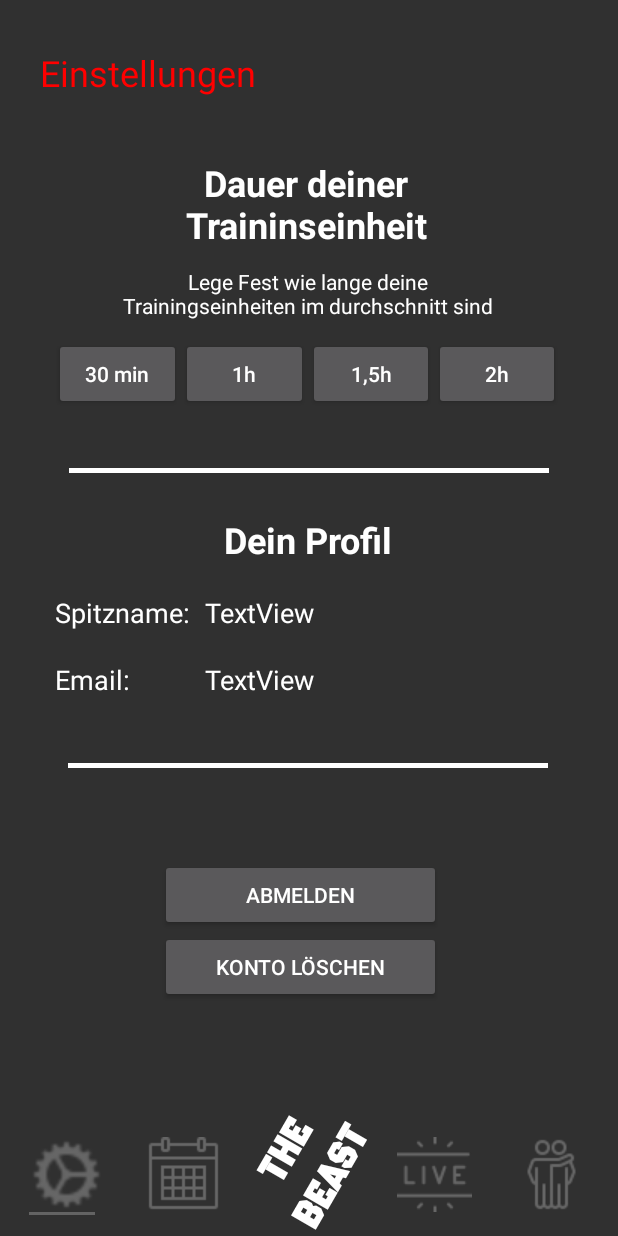
After one commit to TKtheBEAST/TheBEAST, an Android app: the Einstellungen screen opened directly, with no data from a screen before it, on a phone screen of 412 x 824 dp. The commit adds this screen. Run offline under Robolectric (Android 15) with nearby library versions, the phone set to English and light mode, and no system bars.

Commit message:
Frontend Hauptmenu

```diff
--- a/app/src/main/AndroidManifest.xml
+++ b/app/src/main/AndroidManifest.xml
@@ -9,6 +9,8 @@
         android:roundIcon="@mipmap/ic_launcher_round"
         android:supportsRtl="true"
         android:theme="@style/Theme.AppCompat.NoActionBar">
+        <activity android:name=".Einstellungen"></activity>
+        <activity android:name=".Kalender" />
         <activity android:name=".MainActivity">
             <intent-filter>
                 <action android:name="android.intent.action.MAIN" />
--- /dev/null
+++ b/app/src/main/java/com/example/thebeast/Einstellungen.java
@@ -0,0 +1,14 @@
+package com.example.thebeast;
+
+import androidx.appcompat.app.AppCompatActivity;
+
+import android.os.Bundle;
+
+public class Einstellungen extends AppCompatActivity {
+
+    @Override
+    protected void onCreate(Bundle savedInstanceState) {
+        super.onCreate(savedInstanceState);
+        setContentView(R.layout.activity_einstellungen);
+    }
+}
--- /dev/null
+++ b/app/src/main/res/layout/activity_einstellungen.xml
@@ -0,0 +1,376 @@
+<?xml version="1.0" encoding="utf-8"?>
+<androidx.constraintlayout.widget.ConstraintLayout xmlns:android="http://schemas.android.com/apk/res/android"
+    xmlns:app="http://schemas.android.com/apk/res-auto"
+    xmlns:tools="http://schemas.android.com/tools"
+    android:layout_width="match_parent"
+    android:layout_height="match_parent"
+    tools:context=".Einstellungen">
+
+    <Button
+        android:id="@+id/homButton"
+        android:layout_width="116dp"
+        android:layout_height="87dp"
+        android:layout_marginStart="-5dp"
+        android:layout_marginLeft="-5dp"
+        android:layout_marginEnd="-5dp"
+        android:layout_marginRight="-5dp"
+        android:layout_marginBottom="4dp"
+        android:background="@android:color/transparent"
+        android:ellipsize="none"
+        android:fadingEdge="none"
+        android:fontFamily="@font/black_ops_one"
+        android:insetTop="0dp"
+        android:insetBottom="0dp"
+        android:maxLines="2"
+        android:minLines="2"
+        android:rotation="-60"
+        android:scaleX="0.75"
+        android:padding="0dp"
+        android:paddingLeft="0dp"
+        android:paddingTop="0dp"
+        android:paddingRight="0dp"
+        android:paddingBottom="0dp"
+        android:text="THE BEAST"
+        android:textAllCaps="true"
+        android:textSize="28dp"
+        android:textStyle="bold"
+        android:typeface="normal"
+        app:iconPadding="1dp"
+        app:layout_constraintBottom_toBottomOf="parent"
+        app:layout_constraintEnd_toStartOf="@+id/liveButton"
+        app:layout_constraintStart_toEndOf="@+id/kalenderButton"
+        app:layout_constraintTop_toBottomOf="@+id/textView3"
+        app:layout_constraintVertical_bias="1.0" />
+
+    <ImageButton
+        android:id="@+id/kalenderButton"
+        android:layout_width="50dp"
+        android:layout_height="50dp"
+        android:layout_marginStart="8dp"
+        android:layout_marginLeft="8dp"
+        android:layout_marginTop="125dp"
+        android:layout_marginEnd="-5dp"
+        android:layout_marginRight="-5dp"
+        android:layout_marginBottom="16dp"
+        android:background="@android:color/transparent"
+        app:layout_constraintBottom_toBottomOf="parent"
+        app:layout_constraintEnd_toStartOf="@+id/homButton"
+        app:layout_constraintHorizontal_bias="1.0"
+        app:layout_constraintStart_toEndOf="@+id/einstellungenButton"
+        app:layout_constraintTop_toBottomOf="@+id/textView3"
+        app:layout_constraintVertical_bias="1.0"
+        app:srcCompat="@drawable/kalender3" />
+
+    <ImageButton
+        android:id="@+id/einstellungenButton"
+        android:layout_width="50dp"
+        android:layout_height="50dp"
+        android:layout_marginStart="8dp"
+        android:layout_marginLeft="8dp"
+        android:layout_marginTop="125dp"
+        android:layout_marginEnd="8dp"
+        android:layout_marginRight="8dp"
+        android:layout_marginBottom="16dp"
+        android:background="@android:color/transparent"
+        android:scaleType="fitCenter"
+        app:layout_constraintBottom_toBottomOf="parent"
+        app:layout_constraintEnd_toStartOf="@+id/kalenderButton"
+        app:layout_constraintStart_toStartOf="parent"
+        app:layout_constraintTop_toBottomOf="@+id/textView3"
+        app:layout_constraintVertical_bias="1.0"
+        app:srcCompat="@drawable/einstellungen3" />
+
+    <ImageButton
+        android:id="@+id/liveButton"
+        android:layout_width="50dp"
+        android:layout_height="50dp"
+        android:layout_marginStart="-5dp"
+        android:layout_marginLeft="-5dp"
+        android:layout_marginTop="125dp"
+        android:layout_marginEnd="8dp"
+        android:layout_marginRight="8dp"
+        android:layout_marginBottom="16dp"
+        android:background="@android:color/transparent"
+        android:scaleType="center"
+        app:layout_constraintBottom_toBottomOf="parent"
+        app:layout_constraintEnd_toStartOf="@+id/freundeButton"
+        app:layout_constraintStart_toEndOf="@+id/homButton"
+        app:layout_constraintTop_toBottomOf="@+id/textView3"
+        app:layout_constraintVertical_bias="1.0"
+        app:srcCompat="@drawable/live3" />
+
+    <ImageButton
+        android:id="@+id/freundeButton"
+        android:layout_width="50dp"
+        android:layout_height="50dp"
+        android:layout_marginStart="8dp"
+        android:layout_marginLeft="8dp"
+        android:layout_marginEnd="8dp"
+        android:layout_marginRight="8dp"
+        android:layout_marginBottom="16dp"
+        android:background="@android:color/transparent"
+        app:layout_constraintBottom_toBottomOf="parent"
+        app:layout_constraintEnd_toEndOf="parent"
+        app:layout_constraintStart_toEndOf="@+id/liveButton"
+        app:layout_constraintTop_toBottomOf="@+id/textView3"
+        app:layout_constraintVertical_bias="1.0"
+        app:srcCompat="@drawable/freunde3" />
+
+    <LinearLayout
+        android:id="@+id/linearLayout"
+        android:layout_width="406dp"
+        android:layout_height="203dp"
+        android:layout_marginStart="2dp"
+        android:layout_marginLeft="2dp"
+        android:layout_marginTop="24dp"
+        android:layout_marginEnd="3dp"
+        android:layout_marginRight="3dp"
+        android:gravity="center|top"
+        android:orientation="vertical"
+        app:layout_constraintEnd_toEndOf="parent"
+        app:layout_constraintHorizontal_bias="0.0"
+        app:layout_constraintStart_toStartOf="parent"
+        app:layout_constraintTop_toBottomOf="@+id/textView">
+
+        <TextView
+            android:id="@+id/textView6"
+            android:layout_width="wrap_content"
+            android:layout_height="wrap_content"
+            android:layout_gravity="center"
+            android:layout_marginStart="69dp"
+            android:layout_marginLeft="69dp"
+            android:layout_marginTop="8dp"
+            android:layout_marginEnd="70dp"
+            android:layout_marginRight="70dp"
+            android:gravity="center"
+            android:text="Dauer deiner Traininseinheit"
+            android:textColor="#FFFFFF"
+            android:textSize="24sp"
+            android:textStyle="bold" />
+
+        <TextView
+            android:id="@+id/deuerDerTrainingseinheitBeschreibung"
+            android:layout_width="272dp"
+            android:layout_height="59dp"
+            android:layout_marginStart="70dp"
+            android:layout_marginLeft="70dp"
+            android:layout_marginEnd="70dp"
+            android:layout_marginRight="70dp"
+            android:gravity="center"
+            android:text="Lege Fest wie lange deine Trainingseinheiten im durchschnitt sind"
+            android:textColor="#FFFFFF" />
+
+        <LinearLayout
+            android:layout_width="337dp"
+            android:layout_height="48dp"
+            android:gravity="center|center_horizontal"
+            android:orientation="horizontal">
+
+            <Button
+                android:id="@+id/button"
+                android:layout_width="wrap_content"
+                android:layout_height="wrap_content"
+                android:layout_weight="1"
+                android:text="30 min"
+                android:textAllCaps="false" />
+
+            <Button
+                android:id="@+id/button2"
+                android:layout_width="wrap_content"
+                android:layout_height="wrap_content"
+                android:layout_weight="1"
+                android:text="1h"
+                android:textAllCaps="false" />
+
+            <Button
+                android:id="@+id/button3"
+                android:layout_width="wrap_content"
+                android:layout_height="wrap_content"
+                android:layout_weight="1"
+                android:text="1,5h"
+                android:textAllCaps="false" />
+
+            <Button
+                android:id="@+id/button5"
+                android:layout_width="wrap_content"
+                android:layout_height="wrap_content"
+                android:layout_weight="1"
+                android:text="2h"
+                android:textAllCaps="false" />
+        </LinearLayout>
+    </LinearLayout>
+
+    <TextView
+        android:id="@+id/textView"
+        android:layout_width="183dp"
+        android:layout_height="41dp"
+        android:layout_marginStart="25dp"
+        android:layout_marginLeft="25dp"
+        android:layout_marginTop="32dp"
+        android:layout_marginEnd="201dp"
+        android:layout_marginRight="201dp"
+        android:layout_marginBottom="39dp"
+        android:text="Einstellungen"
+        android:textColor="#FF0000"
+        android:textSize="24sp"
+        app:layout_constraintBottom_toTopOf="@+id/linearLayout"
+        app:layout_constraintEnd_toEndOf="parent"
+        app:layout_constraintStart_toStartOf="parent"
+        app:layout_constraintTop_toTopOf="parent" />
+
+    <TextView
+        android:id="@+id/textView8"
+        android:layout_width="320dp"
+        android:layout_height="3dp"
+        android:layout_marginStart="45dp"
+        android:layout_marginLeft="45dp"
+        android:layout_marginTop="11dp"
+        android:layout_marginEnd="46dp"
+        android:layout_marginRight="46dp"
+        android:background="#FFFFFF"
+        android:text="TextView"
+        app:layout_constraintEnd_toEndOf="parent"
+        app:layout_constraintStart_toStartOf="parent"
+        app:layout_constraintTop_toBottomOf="@+id/linearLayout" />
+
+    <LinearLayout
+        android:id="@+id/linearLayout2"
+        android:layout_width="398dp"
+        android:layout_height="150dp"
+        android:layout_marginTop="22dp"
+        android:layout_marginBottom="29dp"
+        android:gravity="center|top"
+        android:orientation="vertical"
+        app:layout_constraintBottom_toTopOf="@+id/homButton"
+        app:layout_constraintEnd_toEndOf="parent"
+        app:layout_constraintHorizontal_bias="0.461"
+        app:layout_constraintStart_toStartOf="parent"
+        app:layout_constraintTop_toBottomOf="@+id/textView8"
+        app:layout_constraintVertical_bias="0.027">
+
+        <TextView
+            android:id="@+id/textView9"
+            android:layout_width="match_parent"
+            android:layout_height="wrap_content"
+            android:gravity="center"
+            android:text="Dein Profil"
+            android:textColor="#FFFFFF"
+            android:textSize="24sp"
+            android:textStyle="bold" />
+
+        <LinearLayout
+            android:layout_width="match_parent"
+            android:layout_height="wrap_content"
+            android:layout_marginTop="20dp"
+            android:orientation="horizontal">
+
+            <TextView
+                android:id="@+id/textView10"
+                android:layout_width="100dp"
+                android:layout_height="wrap_content"
+                android:layout_gravity="left"
+                android:layout_marginStart="30dp"
+                android:layout_marginLeft="30dp"
+                android:layout_marginTop="20dp"
+                android:text="Spitzname:"
+                android:textColor="#FFFFFF"
+                android:textSize="18sp" />
+
+            <TextView
+                android:id="@+id/textView16"
+                android:layout_width="wrap_content"
+                android:layout_height="wrap_content"
+                android:layout_weight="1"
+                android:text="TextView"
+                android:textColor="#FFFFFF"
+                android:textSize="18sp" />
+        </LinearLayout>
+
+        <LinearLayout
+            android:layout_width="match_parent"
+            android:layout_height="match_parent"
+            android:orientation="horizontal">
+
+            <TextView
+                android:id="@+id/textView11"
+                android:layout_width="100dp"
+                android:layout_height="wrap_content"
+                android:layout_gravity="left"
+                android:layout_marginStart="30dp"
+                android:layout_marginLeft="30dp"
+                android:layout_marginTop="20dp"
+                android:text="Email:"
+                android:textColor="#FFFFFF"
+                android:textSize="18sp" />
+
+            <TextView
+                android:id="@+id/textView17"
+                android:layout_width="wrap_content"
+                android:layout_height="wrap_content"
+                android:layout_weight="1"
+                android:text="TextView"
+                android:textColor="#FFFFFF"
+                android:textSize="18sp" />
+        </LinearLayout>
+
+    </LinearLayout>
+
+    <TextView
+        android:id="@+id/textView13"
+        android:layout_width="320dp"
+        android:layout_height="3dp"
+        android:layout_marginStart="45dp"
+        android:layout_marginLeft="45dp"
+        android:layout_marginTop="15dp"
+        android:layout_marginEnd="46dp"
+        android:layout_marginRight="46dp"
+        android:background="#FFFFFF"
+        android:text="TextView"
+        app:layout_constraintEnd_toEndOf="parent"
+        app:layout_constraintHorizontal_bias="0.0"
+        app:layout_constraintStart_toStartOf="parent"
+        app:layout_constraintTop_toBottomOf="@+id/linearLayout2" />
+
+    <LinearLayout
+        android:layout_width="187dp"
+        android:layout_height="98dp"
+        android:layout_marginStart="106dp"
+        android:layout_marginLeft="106dp"
+        android:layout_marginTop="9dp"
+        android:layout_marginEnd="118dp"
+        android:layout_marginRight="118dp"
+        android:layout_marginBottom="11dp"
+        android:gravity="center"
+        android:orientation="vertical"
+        app:layout_constraintBottom_toTopOf="@+id/homButton"
+        app:layout_constraintEnd_toEndOf="parent"
+        app:layout_constraintStart_toStartOf="parent"
+        app:layout_constraintTop_toBottomOf="@+id/textView13">
+
+        <Button
+            android:id="@+id/button6"
+            android:layout_width="match_parent"
+            android:layout_height="wrap_content"
+            android:text="Abmelden" />
+
+        <Button
+            android:id="@+id/button7"
+            android:layout_width="match_parent"
+            android:layout_height="wrap_content"
+            android:text="Konto Löschen" />
+    </LinearLayout>
+
+    <TextView
+        android:id="@+id/textView14"
+        android:layout_width="44dp"
+        android:layout_height="2dp"
+        android:layout_marginStart="19dp"
+        android:layout_marginLeft="19dp"
+        android:layout_marginBottom="12dp"
+        android:background="#636363"
+        app:layout_constraintBottom_toBottomOf="parent"
+        app:layout_constraintStart_toStartOf="parent"
+        app:layout_constraintTop_toBottomOf="@+id/einstellungenButton"
+        app:layout_constraintVertical_bias="0.0" />
+
+</androidx.constraintlayout.widget.ConstraintLayout>
```
Also changed, not shown: app/src/main/java/com/example/thebeast/Kalender.java (added, +14 -0 lines), app/src/main/res/layout/activity_kalender.xml (added, +164 -0 lines), app/src/main/res/layout/activity_main.xml (+6 -1 lines).
